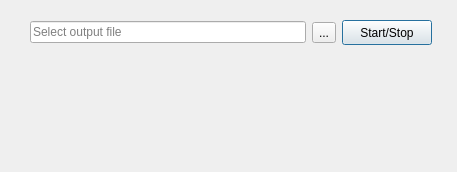
DigitalHolography/Holovibes, file Holovibes/lightui.ui: the form before one commit.
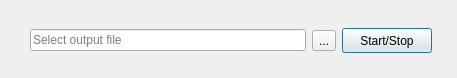
The form after the commit. Custom widgets are drawn as their Qt base class.

Diff of the .ui file:
```diff
--- a/Holovibes/lightui.ui
+++ b/Holovibes/lightui.ui
@@ -7,7 +7,7 @@
     <x>0</x>
     <y>0</y>
     <width>457</width>
-    <height>172</height>
+    <height>78</height>
    </rect>
   </property>
   <property name="minimumSize">
@@ -28,12 +28,12 @@
      <x>30</x>
      <y>20</y>
      <width>402</width>
-     <height>135</height>
+     <height>41</height>
     </rect>
    </property>
    <layout class="QVBoxLayout" name="verticalLayout">
     <property name="sizeConstraint">
-     <enum>QLayout::SetMaximumSize</enum>
+     <enum>QLayout::SetNoConstraint</enum>
     </property>
     <property name="leftMargin">
      <number>0</number>
```
Left out of the diff: 6 changed lines with no effect on the pictures.
